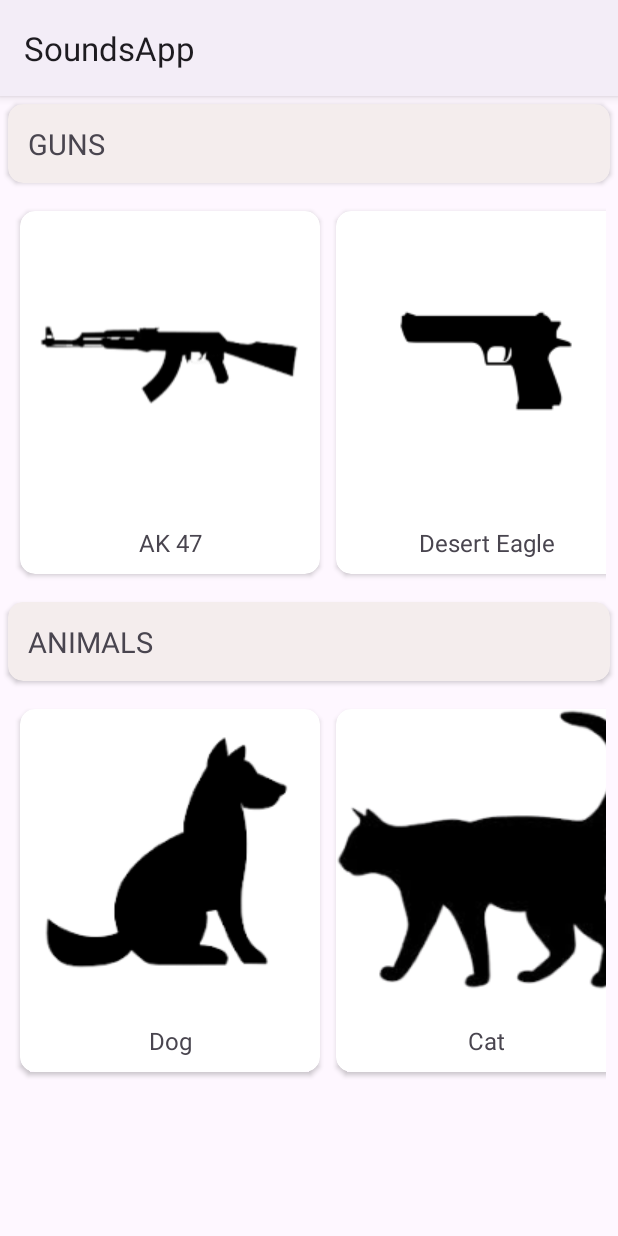
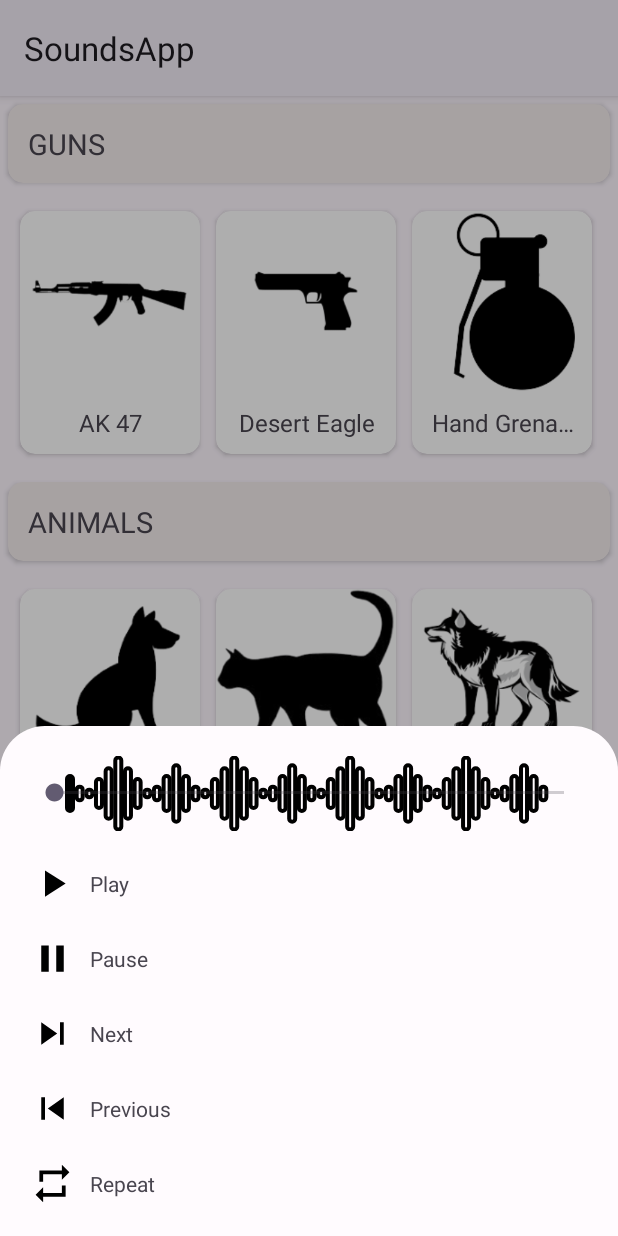
Before and after one commit to Shahroze16602/SoundsApp, an Android app: the screen it shows after launch (MainActivity), after a tap on "AK 47", on a phone screen of 412 x 824 dp. Run offline under Robolectric (Android 15) with nearby library versions, the phone set to English and light mode, and no system bars.

Commit message:
- Added bottom sheet

```diff
--- /dev/null
+++ b/app/src/main/java/com/example/soundsapp/CustomSeekBar.java
@@ -0,0 +1,83 @@
+package com.example.soundsapp;
+
+import android.annotation.SuppressLint;
+import android.content.Context;
+import android.graphics.Canvas;
+import android.graphics.Color;
+import android.graphics.Paint;
+import android.graphics.RectF;
+import android.util.AttributeSet;
+import android.util.Log;
+
+import androidx.appcompat.widget.AppCompatSeekBar;
+
+public class CustomSeekBar extends AppCompatSeekBar {
+    Context context;
+    private Paint linePaint;
+    private Paint donePaint;
+    float lineCount = 50;
+
+    public CustomSeekBar(Context context) {
+        super(context);
+        this.context = context;
+        init();
+    }
+
+    public CustomSeekBar(Context context, AttributeSet attrs) {
+        super(context, attrs);
+        this.context = context;
+        init();
+    }
+
+    public CustomSeekBar(Context context, AttributeSet attrs, int defStyle) {
+        super(context, attrs, defStyle);
+        this.context = context;
+        init();
+    }
+
+    private void init() {
+        linePaint = new Paint();
+        linePaint.setColor(Color.BLACK);
+        linePaint.setAntiAlias(true);
+        linePaint.setStrokeWidth(4f);
+        linePaint.setStyle(Paint.Style.STROKE);
+        linePaint.setStrokeCap(Paint.Cap.ROUND);
+        donePaint = new Paint();
+        donePaint.setColor(Color.BLACK);
+        donePaint.setAntiAlias(true);
+        donePaint.setStrokeWidth(4f);
+        donePaint.setStyle(Paint.Style.FILL_AND_STROKE);
+        donePaint.setStrokeCap(Paint.Cap.ROUND);
+    }
+
+    @Override
+    protected synchronized void onDraw(Canvas canvas) {
+        float width = getWidth();
+        float height = getHeight();
+        float lineSpacing = (width /  lineCount) - 1.5f;
+        int value = 1;
+        int increment = 1;
+        for (int i = 0; i < lineCount; i++) {
+            if (value == 7) {
+                increment = -1;
+            } else if (value == 1) {
+                increment = 1;
+            }
+            value += increment;
+            float lineX = i * lineSpacing + 40;
+            float centerY = height / 2;
+            float lineHeight = (height / 2) - (value * (height / 7)) + 1.5f;
+            float startY = centerY - lineHeight;
+            float endY = centerY + lineHeight;
+            float cornerRadius = 20.0f;
+            @SuppressLint("DrawAllocation") RectF rect = new RectF(lineX - 3, startY, lineX + 3, endY);
+            if (i > (getProgress() * lineCount) / getMax()) {
+                canvas.drawRoundRect(rect, cornerRadius, cornerRadius, linePaint);
+            } else {
+                canvas.drawRoundRect(rect, cornerRadius, cornerRadius, donePaint);
+            }
+        }
+        Log.d("tag", "onDraw: " + ((getProgress() * lineCount) / getMax()));
+        super.onDraw(canvas);
+    }
+}
--- a/app/src/main/java/com/example/soundsapp/SoundAdapter.java
+++ b/app/src/main/java/com/example/soundsapp/SoundAdapter.java
@@ -1,32 +1,42 @@
 package com.example.soundsapp;
 
+import android.annotation.SuppressLint;
+import android.app.Dialog;
 import android.content.Context;
+import android.graphics.Color;
+import android.graphics.drawable.ColorDrawable;
 import android.media.MediaPlayer;
+import android.os.Handler;
+import android.view.Gravity;
 import android.view.LayoutInflater;
 import android.view.View;
 import android.view.ViewGroup;
+import android.view.Window;
+import android.widget.SeekBar;
 
 import androidx.annotation.NonNull;
 import androidx.core.content.ContextCompat;
 import androidx.fragment.app.FragmentManager;
 import androidx.recyclerview.widget.RecyclerView;
 
+import com.example.soundsapp.databinding.BottomSheetLayoutBinding;
 import com.example.soundsapp.databinding.ItemSoundBinding;
 
 import java.util.ArrayList;
+import java.util.Objects;
 
 public class SoundAdapter extends RecyclerView.Adapter<SoundAdapter.SoundViewHolder> {
     Context context;
     ArrayList<SoundModel> soundModels;
-    FragmentManager fragmentManager;
     static MediaPlayer mediaPlayer=new MediaPlayer();
+    private Handler handler;
+    BottomSheetLayoutBinding binding;
+    boolean isOpened = false;
 
 
     public SoundAdapter(Context context, ArrayList<SoundModel> soundModels) {
         this.context = context;
         this.soundModels = soundModels;
-//            this.fragmentManager = fragmentManager;
-
     }
 
 
@@ -39,6 +49,7 @@ public class SoundAdapter extends RecyclerView.Adapter<SoundAdapter.SoundViewHol
 
     @Override
     public void onBindViewHolder(@NonNull SoundViewHolder holder, int position) {
+        handler = new Handler();
         SoundModel currentItem = soundModels.get(holder.getAdapterPosition());
         holder.binding.tvName.setText(currentItem.getName());
         holder.binding.imgIcon.setImageDrawable(ContextCompat.getDrawable(context, currentItem.getImageId()));
@@ -49,10 +60,8 @@ public class SoundAdapter extends RecyclerView.Adapter<SoundAdapter.SoundViewHol
                 }
             }
             mediaPlayer = MediaPlayer.create(context, currentItem.getSoundId());
-            mediaPlayer.start();
-//            MyBottomSheetFragment bottomSheetFragment = new MyBottomSheetFragment();
-//            bottomSheetFragment.show(fragmentManager, bottomSheetFragment.getTag());
-
+            if (!isOpened)
+                showBottomSheet();
         });
     }
 
@@ -61,11 +70,59 @@ public class SoundAdapter extends RecyclerView.Adapter<SoundAdapter.SoundViewHol
         return soundModels.size();
     }
 
-    public class SoundViewHolder extends RecyclerView.ViewHolder {
+    public static class SoundViewHolder extends RecyclerView.ViewHolder {
         ItemSoundBinding binding;
         public SoundViewHolder(@NonNull View itemView) {
             super(itemView);
             binding = ItemSoundBinding.bind(itemView);
         }
     }
+    @SuppressLint({"RestrictedApi", "QueryPermissionsNeeded"})
+    private void showBottomSheet() {
+        Dialog dialog = new Dialog(context);
+        dialog.requestWindowFeature(Window.FEATURE_NO_TITLE);
+        binding = BottomSheetLayoutBinding.inflate(LayoutInflater.from(dialog.getContext()));
+        dialog.setContentView(binding.getRoot());
+        binding.seekBar.setMax(mediaPlayer.getDuration());
+        binding.seekBar.setOnSeekBarChangeListener(new SeekBar.OnSeekBarChangeListener() {
+            @Override
+            public void onProgressChanged(SeekBar seekBar, int progress, boolean fromUser) {
+                if (fromUser) {
+                    mediaPlayer.seekTo(progress);
+                    updateSeekBar();
+                }
+            }
+            @Override
+            public void onStartTrackingTouch(SeekBar seekBar) {
+            }
+            @Override
+            public void onStopTrackingTouch(SeekBar seekBar) {
+            }
+        });
+        binding.btnPlay.setOnClickListener(view -> {
+            if (!mediaPlayer.isPlaying()) mediaPlayer.start();
+        });
+        binding.btnPause.setOnClickListener(view -> mediaPlayer.pause());
+        dialog.setOnCancelListener(dialogInterface -> {
+            isOpened = false;
+        });
+        dialog.show();
+        Objects.requireNonNull(dialog.getWindow()).setLayout(ViewGroup.LayoutParams.MATCH_PARENT, ViewGroup.LayoutParams.WRAP_CONTENT);
+        dialog.getWindow().setBackgroundDrawable(new ColorDrawable(Color.TRANSPARENT));
+        dialog.getWindow().setWindowAnimations(R.style.DialogAnimation);
+        dialog.getWindow().setGravity(Gravity.BOTTOM);
+    }
+    private void updateSeekBar() {
+        handler.postDelayed(() -> {
+            if (mediaPlayer != null) {
+                try {
+                    int currentPosition = mediaPlayer.getCurrentPosition();
+                    binding.seekBar.setProgress(currentPosition);
+                    updateSeekBar();
+                } catch (Exception e) {
+                    e.printStackTrace();
+                }
+            }
+        }, 250);
+    }
 }
--- /dev/null
+++ b/app/src/main/res/drawable/baseline_pause_24.xml
@@ -0,0 +1,5 @@
+<vector android:height="24dp" android:tint="#000000"
+    android:viewportHeight="24" android:viewportWidth="24"
+    android:width="24dp" xmlns:android="http://schemas.android.com/apk/res/android">
+    <path android:fillColor="@android:color/white" android:pathData="M6,19h4L10,5L6,5v14zM14,5v14h4L18,5h-4z"/>
+</vector>
--- /dev/null
+++ b/app/src/main/res/drawable/baseline_play_arrow_24.xml
@@ -0,0 +1,5 @@
+<vector android:height="24dp" android:tint="#000000"
+    android:viewportHeight="24" android:viewportWidth="24"
+    android:width="24dp" xmlns:android="http://schemas.android.com/apk/res/android">
+    <path android:fillColor="@android:color/white" android:pathData="M8,5v14l11,-7z"/>
+</vector>
--- /dev/null
+++ b/app/src/main/res/drawable/baseline_repeat_24.xml
@@ -0,0 +1,5 @@
+<vector android:height="24dp" android:tint="#000000"
+    android:viewportHeight="24" android:viewportWidth="24"
+    android:width="24dp" xmlns:android="http://schemas.android.com/apk/res/android">
+    <path android:fillColor="@android:color/white" android:pathData="M7,7h10v3l4,-4 -4,-4v3L5,5v6h2L7,7zM17,17L7,17v-3l-4,4 4,4v-3h12v-6h-2v4z"/>
+</vector>
--- /dev/null
+++ b/app/src/main/res/drawable/baseline_skip_next_24.xml
@@ -0,0 +1,5 @@
+<vector android:height="24dp" android:tint="#000000"
+    android:viewportHeight="24" android:viewportWidth="24"
+    android:width="24dp" xmlns:android="http://schemas.android.com/apk/res/android">
+    <path android:fillColor="@android:color/white" android:pathData="M6,18l8.5,-6L6,6v12zM16,6v12h2V6h-2z"/>
+</vector>
--- /dev/null
+++ b/app/src/main/res/drawable/baseline_skip_previous_24.xml
@@ -0,0 +1,5 @@
+<vector android:height="24dp" android:tint="#000000"
+    android:viewportHeight="24" android:viewportWidth="24"
+    android:width="24dp" xmlns:android="http://schemas.android.com/apk/res/android">
+    <path android:fillColor="@android:color/white" android:pathData="M6,6h2v12L6,18zM9.5,12l8.5,6L18,6z"/>
+</vector>
--- /dev/null
+++ b/app/src/main/res/drawable/bottomsheet_bg.xml
@@ -0,0 +1,11 @@
+<?xml version="1.0" encoding="utf-8"?>
+<selector xmlns:android="http://schemas.android.com/apk/res/android">
+    <item>
+        <shape
+            android:shape="rectangle">
+            <corners android:topLeftRadius="30dp" android:topRightRadius="30dp"/>
+            <solid android:color="#FFFBFE"/>
+            <padding android:bottom="10dp" android:left="10dp" android:right="10dp" android:top="10dp"/>
+        </shape>
+    </item>
+</selector>
--- /dev/null
+++ b/app/src/main/res/layout/bottom_sheet_layout.xml
@@ -0,0 +1,108 @@
+<?xml version="1.0" encoding="utf-8"?>
+<LinearLayout xmlns:android="http://schemas.android.com/apk/res/android"
+    xmlns:app="http://schemas.android.com/apk/res-auto"
+    android:layout_width="match_parent"
+    android:layout_height="match_parent"
+    android:orientation="vertical"
+    android:background="@drawable/bottomsheet_bg">
+    <com.example.soundsapp.CustomSeekBar
+        android:id="@+id/seek_bar"
+        android:layout_margin="10dp"
+        android:layout_width="match_parent"
+        android:layout_height="50dp"/>
+    <LinearLayout
+        android:id="@+id/btn_play"
+        android:background="?attr/selectableItemBackground"
+        android:clickable="true"
+        android:focusable="true"
+        android:layout_width="match_parent"
+        android:layout_height="wrap_content"
+        android:gravity="center_vertical">
+        <ImageView
+            android:layout_width="30dp"
+            android:layout_height="30dp"
+            android:src="@drawable/baseline_play_arrow_24"
+            android:layout_margin="10dp"/>
+        <TextView
+            android:layout_width="match_parent"
+            android:layout_height="wrap_content"
+            android:text="Play"
+            android:textSize="14sp"/>
+    </LinearLayout>
+    <LinearLayout
+        android:id="@+id/btn_pause"
+        android:background="?attr/selectableItemBackground"
+        android:clickable="true"
+        android:focusable="true"
+        android:layout_width="match_parent"
+        android:layout_height="wrap_content"
+        android:gravity="center_vertical">
+        <ImageView
+            android:layout_width="30dp"
+            android:layout_height="30dp"
+            android:src="@drawable/baseline_pause_24"
+            android:layout_margin="10dp"/>
+        <TextView
+            android:layout_width="match_parent"
+            android:layout_height="wrap_content"
+            android:text="Pause"
+            android:textSize="14sp"/>
+    </LinearLayout>
+    <LinearLayout
+        android:id="@+id/btn_next"
+        android:background="?attr/selectableItemBackground"
+        android:clickable="true"
+        android:focusable="true"
+        android:layout_width="match_parent"
+        android:layout_height="wrap_content"
+        android:gravity="center_vertical">
+        <ImageView
+            android:layout_width="30dp"
+            android:layout_height="30dp"
+            android:src="@drawable/baseline_skip_next_24"
+            android:layout_margin="10dp"/>
+        <TextView
+            android:layout_width="match_parent"
+            android:layout_height="wrap_content"
+            android:text="Next"
+            android:textSize="14sp"/>
+    </LinearLayout>
+    <LinearLayout
+        android:id="@+id/btn_previous"
+        android:background="?attr/selectableItemBackground"
+        android:clickable="true"
+        android:focusable="true"
+        android:layout_width="match_parent"
+        android:layout_height="wrap_content"
+        android:gravity="center_vertical">
+        <ImageView
+            android:layout_width="30dp"
+            android:layout_height="30dp"
+            android:src="@drawable/baseline_skip_previous_24"
+            android:layout_margin="10dp"/>
+        <TextView
+            android:layout_width="match_parent"
+            android:layout_height="wrap_content"
+            android:text="Previous"
+            android:textSize="14sp"/>
+    </LinearLayout>
+    <LinearLayout
+        android:id="@+id/btn_repeat"
+        android:background="?attr/selectableItemBackground"
+        android:clickable="true"
+        android:focusable="true"
+        android:layout_width="match_parent"
+        android:layout_height="wrap_content"
+        android:gravity="center_vertical">
+        <ImageView
+            android:layout_width="30dp"
+            android:layout_height="30dp"
+            android:src="@drawable/baseline_repeat_24"
+            android:layout_margin="10dp"/>
+        <TextView
+            android:layout_width="match_parent"
+            android:layout_height="wrap_content"
+            android:text="Repeat"
+            android:textSize="14sp"/>
+    </LinearLayout>
+</LinearLayout>
--- a/app/src/main/res/layout/item_sound.xml
+++ b/app/src/main/res/layout/item_sound.xml
@@ -13,13 +13,15 @@
         android:orientation="vertical">
         <ImageView
             android:id="@+id/img_icon"
-            android:layout_width="200dp"
-            android:layout_height="200dp"/>
+            android:layout_width="120dp"
+            android:layout_height="120dp"/>
         <TextView
             android:id="@+id/tv_name"
             android:layout_width="match_parent"
             android:layout_height="wrap_content"
             android:text="Name"
+            android:maxLines="1"
+            android:ellipsize="end"
             android:textAlignment="center"
             android:textSize="16sp"
             android:padding="10dp"/>
--- a/app/src/main/res/values/themes.xml
+++ b/app/src/main/res/values/themes.xml
@@ -6,4 +6,8 @@
     </style>
 
     <style name="Theme.SoundsApp" parent="Base.Theme.SoundsApp" />
+    <style name="DialogAnimation">
+        <item name="android:windowEnterAnimation">@anim/slide_in_bottom</item>
+        <item name="android:windowExitAnimation">@anim/slide_out_bottom</item>
+    </style>
 </resources>
```
Also changed, not shown: app/src/main/java/com/example/soundsapp/MainActivity.java (+12 -7 lines), app/src/main/res/anim/slide_in_bottom.xml (added, +7 -0 lines), app/src/main/res/anim/slide_out_bottom.xml (added, +7 -0 lines).
